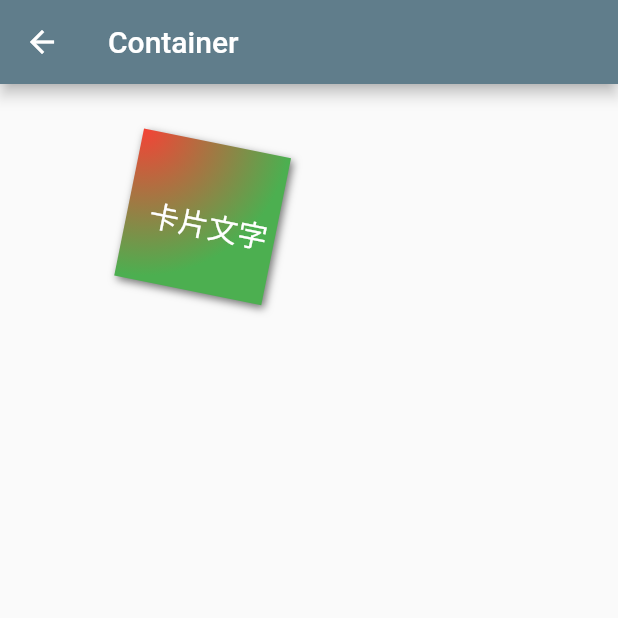
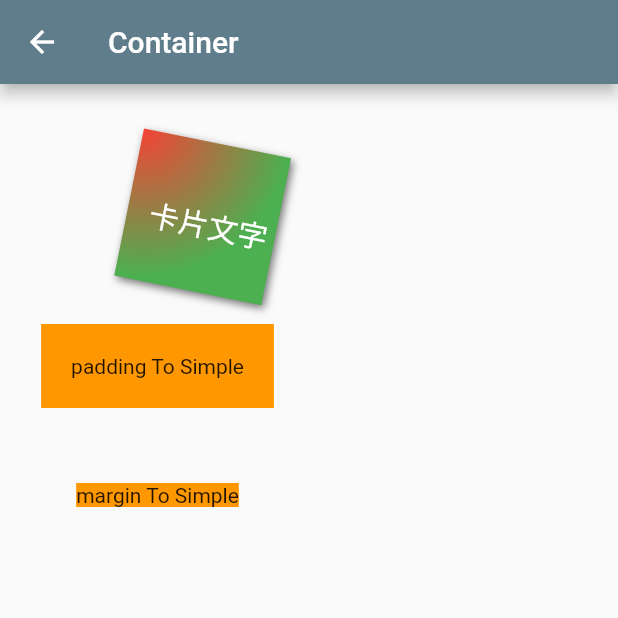
Before and after one commit to Petterpx/FlutterQuickExample, a Flutter app: the ContainerWidgetsList screen opened directly, after a tap on "Container", on a phone screen of 412 x 824 dp, the top half of it. Run offline on Flutter 3.47's test engine with Material 2 defaults, Android fonts, the phone set to English and light mode, and no system bars; our stand-ins replace fluttertoast; missing offline and left inert: simple_logger.

Commit message:
feat:完善 container simple

```diff
--- a/lib/example/cotainer_widgets/container_widget.dart
+++ b/lib/example/cotainer_widgets/container_widget.dart
@@ -1,9 +1,12 @@
-import 'package:flutter/cupertino.dart';
 import 'package:flutter/material.dart';
 
 class ContainerWidget extends StatelessWidget {
   @override
-  Widget build(BuildContext context) => Container(
+  Widget build(BuildContext context) => Column(
+      children: [containerSimple(), paddingToSimple(), marginToSimple()]);
+
+  Widget containerSimple() => Column(children: [
+        Container(
           padding: EdgeInsets.only(top: 10, left: 10),
           margin: EdgeInsets.only(top: 10, left: 100),
           constraints: BoxConstraints.tightFor(height: 100, width: 100),
@@ -24,5 +27,17 @@ class ContainerWidget extends StatelessWidget {
             "卡片文字",
             style: TextStyle(color: Colors.white, fontSize: 20.0),
           ),
-      );
+        )
+      ]);
+
+  Widget marginToSimple() => Container(
+      margin: EdgeInsets.only(top: 50, left: 10),
+      color: Colors.orange,
+      child: Text("margin To Simple"));
+
+  Widget paddingToSimple() => Container(
+    margin: EdgeInsets.only(top: 50, left: 10),
+      padding: EdgeInsets.all(20.0),
+      color: Colors.orange,
+      child: Text("padding To Simple"));
 }
--- a/lib/example/cotainer_widgets/padding_widget.dart
+++ b/lib/example/cotainer_widgets/padding_widget.dart
@@ -5,7 +5,10 @@ import 'package:flutter/material.dart';
 /// */
 class PaddingWidget extends StatelessWidget {
   @override
-  Widget build(BuildContext context) => Container(
+  Widget build(BuildContext context) => container();
+
+  Widget container() {
+    return Container(
       constraints: BoxConstraints.expand(),
       color: Colors.white70,
       child: Padding(
@@ -42,3 +45,4 @@ class PaddingWidget extends StatelessWidget {
       ),
     );
   }
+}
```
Also changed, not shown: lib/utils/util_view.dart (+9 -9 lines). Lines whose indentation alone changed are shown as unchanged.
